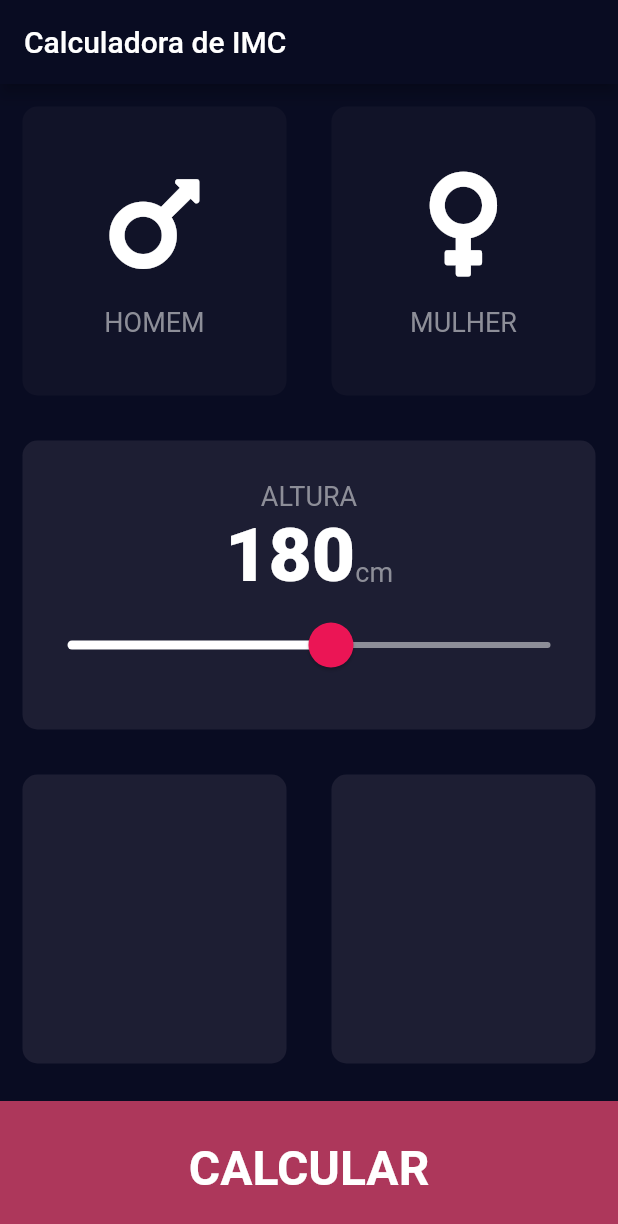
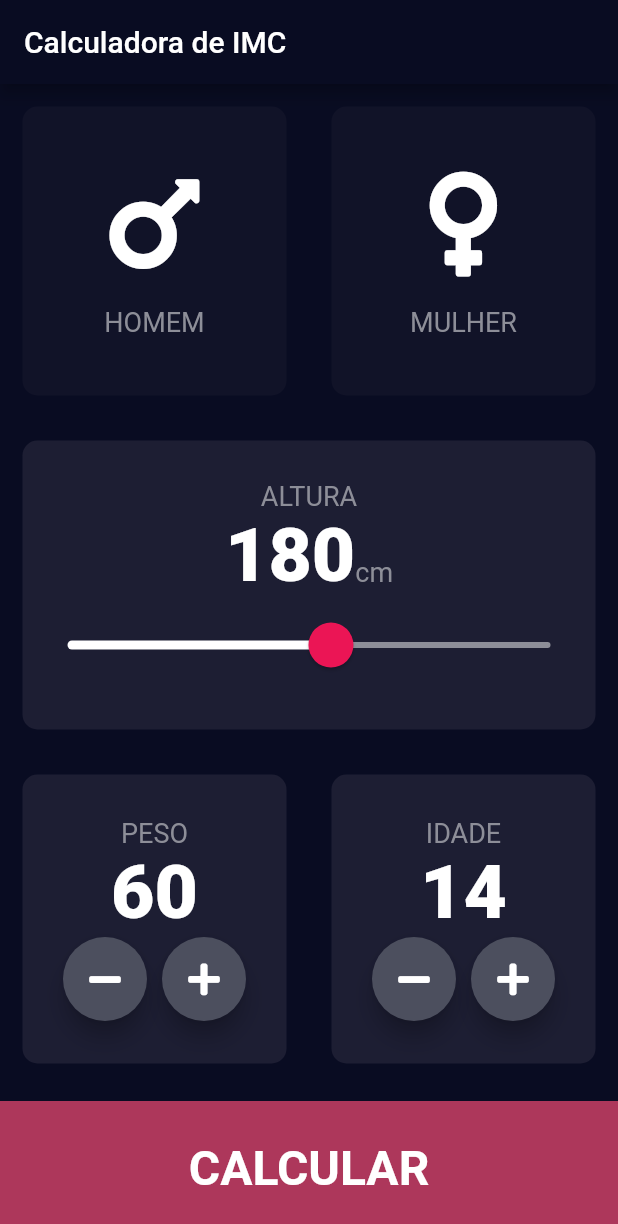
Before and after one commit to TGeronimo/bmi_calculator2, a Flutter app: the screen it shows after launch, on a phone screen of 412 x 824 dp. Shown: the top 1224 px of the screen. Run offline on Flutter 3.47's test engine with Material 2 defaults, Android fonts, the phone set to English and light mode, and no system bars; our stand-ins replace font_awesome_flutter.

Commit message:
implemented widgets to set the weight and age of the person

```diff
--- a/lib/input_page.dart
+++ b/lib/input_page.dart
@@ -18,6 +18,8 @@ enum Gender { male, female }
 class _InputPageState extends State<InputPage> {
   Gender? selectedGender;
   int height = 180;
+  int weight = 60;
+  int age = 14;
 
   @override
   Widget build(BuildContext context) {
@@ -32,6 +34,7 @@ class _InputPageState extends State<InputPage> {
         crossAxisAlignment: CrossAxisAlignment.stretch,
         children: [
           Expanded(
+            flex: 1,
             child: Row(
               children: [
                 Expanded(
@@ -51,6 +54,7 @@ class _InputPageState extends State<InputPage> {
                   ),
                 ),
                 Expanded(
+                  flex: 1,
                   child: ReusableCard(
                     onPress: () {
                       setState(() {
@@ -70,6 +74,7 @@ class _InputPageState extends State<InputPage> {
             ),
           ),
           Expanded(
+            flex: 1,
             child: ReusableCard(
               colour: kActiveCardColor,
               cardChild: Column(
@@ -121,16 +126,91 @@ class _InputPageState extends State<InputPage> {
             ),
           ),
           Expanded(
+            flex: 1,
             child: Row(
               children: [
                 Expanded(
                   child: ReusableCard(
                     colour: kActiveCardColor,
+                    cardChild: Column(
+                      mainAxisAlignment: MainAxisAlignment.center,
+                      children: [
+                        Text(
+                          'PESO',
+                          style: kLabelTextStyle,
+                        ),
+                        Text(
+                          weight.toString(),
+                          style: kNumberStyle,
+                        ),
+                        Row(
+                          mainAxisAlignment: MainAxisAlignment.center,
+                          children: <Widget>[
+                            RoundActionButton(
+                              icon: FontAwesomeIcons.minus,
+                              onClick: () {
+                                setState(() {
+                                  weight--;
+                                });
+                              },
+                            ),
+                            SizedBox(
+                              width: 10.0,
+                            ),
+                            RoundActionButton(
+                              icon: FontAwesomeIcons.plus,
+                              onClick: () {
+                                setState(() {
+                                  weight++;
+                                });
+                              },
+                            ),
+                          ],
+                        )
+                      ],
+                    ),
                   ),
                 ),
                 Expanded(
                   child: ReusableCard(
                     colour: kActiveCardColor,
+                    cardChild: Column(
+                      mainAxisAlignment: MainAxisAlignment.center,
+                      children: [
+                        Text(
+                          'IDADE',
+                          style: kLabelTextStyle,
+                        ),
+                        Text(
+                          age.toString(),
+                          style: kNumberStyle,
+                        ),
+                        Row(
+                          mainAxisAlignment: MainAxisAlignment.center,
+                          children: <Widget>[
+                            RoundActionButton(
+                              icon: FontAwesomeIcons.minus,
+                              onClick: () {
+                                setState(() {
+                                  age--;
+                                });
+                              },
+                            ),
+                            SizedBox(
+                              width: 10.0,
+                            ),
+                            RoundActionButton(
+                              icon: FontAwesomeIcons.plus,
+                              onClick: () {
+                                setState(() {
+                                  age++;
+                                });
+                              },
+                            ),
+                          ],
+                        )
+                      ],
+                    ),
                   ),
                 ),
               ],
@@ -156,3 +236,27 @@ class _InputPageState extends State<InputPage> {
     );
   }
 }
+
+class RoundActionButton extends StatelessWidget {
+  const RoundActionButton({required this.icon, required this.onClick});
+
+  final IconData icon;
+  final VoidCallback onClick;
+  // I had a rendering error when using Function as the type
+  // of onClick, so I used VoidCallback as a workaround.
+
+  @override
+  Widget build(BuildContext context) {
+    return RawMaterialButton(
+      child: Icon(icon),
+      constraints: BoxConstraints.tightFor(
+        width: 56.0,
+        height: 56.0,
+      ),
+      elevation: 6.0,
+      shape: CircleBorder(),
+      fillColor: Color(0xFF4C4F5E),
+      onPressed: onClick,
+    );
+  }
+}
```
